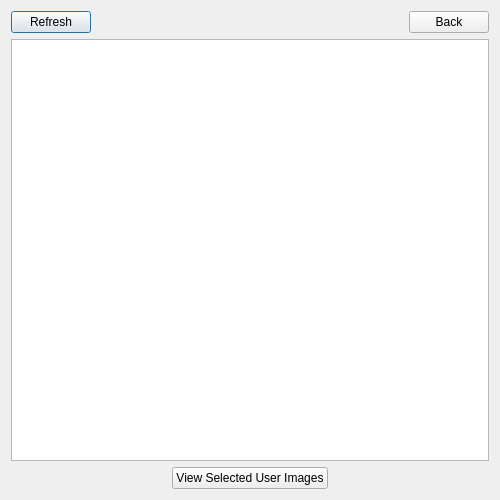
hassan-kandil/DistImage, file usersdialog.ui: the form before one commit.
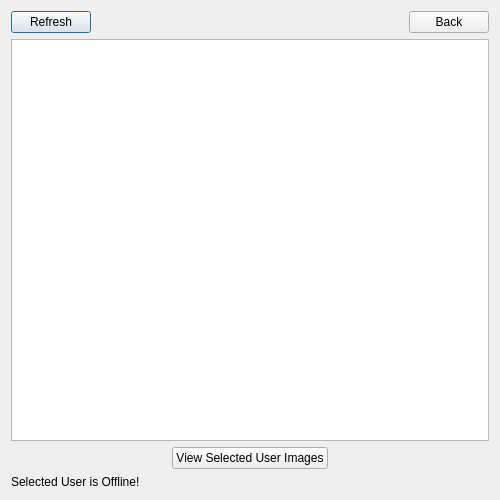
The form after the commit.

Diff of the .ui file:
```diff
--- a/usersdialog.ui
+++ b/usersdialog.ui
@@ -85,6 +85,13 @@
      </item>
     </layout>
    </item>
+   <item>
+    <widget class="QLabel" name="lbl_offline">
+     <property name="text">
+      <string>Selected User is Offline!</string>
+     </property>
+    </widget>
+   </item>
   </layout>
  </widget>
  <tabstops>
```
